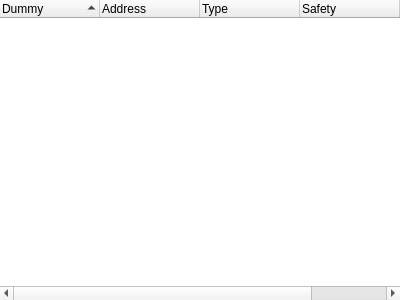
Before: the Qt Designer form src/widgets/ImportsWidget.ui in rizinorg/cutter, drawn with Qt 5.
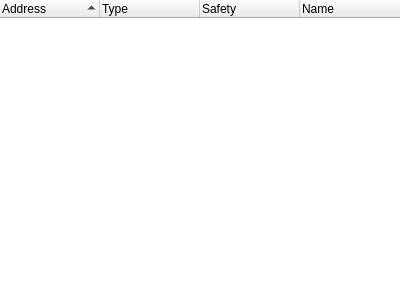
After: the same form once the commit is applied.

Commit message: Set list item colors to system default

```diff
--- a/src/widgets/ImportsWidget.ui
+++ b/src/widgets/ImportsWidget.ui
@@ -32,22 +32,8 @@
       <property name="styleSheet">
        <string notr="true">QTreeWidget::item
 {
-    padding-left:10px;
     padding-top: 1px;
     padding-bottom: 1px;
-    border-left: 10px;
-}
-
-QTreeWidget::item:hover
-{
-    background: rgb(242, 246, 248);
-    color: black;
-}
-
-QTreeWidget::item:selected
-{
-    background: gray;
-    color: white;
 }</string>
       </property>
       <property name="frameShape">
@@ -56,14 +42,12 @@
       <property name="lineWidth">
        <number>0</number>
       </property>
+      <property name="indentation">
+       <number>8</number>
+      </property>
       <property name="sortingEnabled">
        <bool>true</bool>
       </property>
-      <column>
-       <property name="text">
-        <string>Dummy</string>
-       </property>
-      </column>
       <column>
        <property name="text">
         <string>Address</string>
```
The commit also changes 17 other files.
